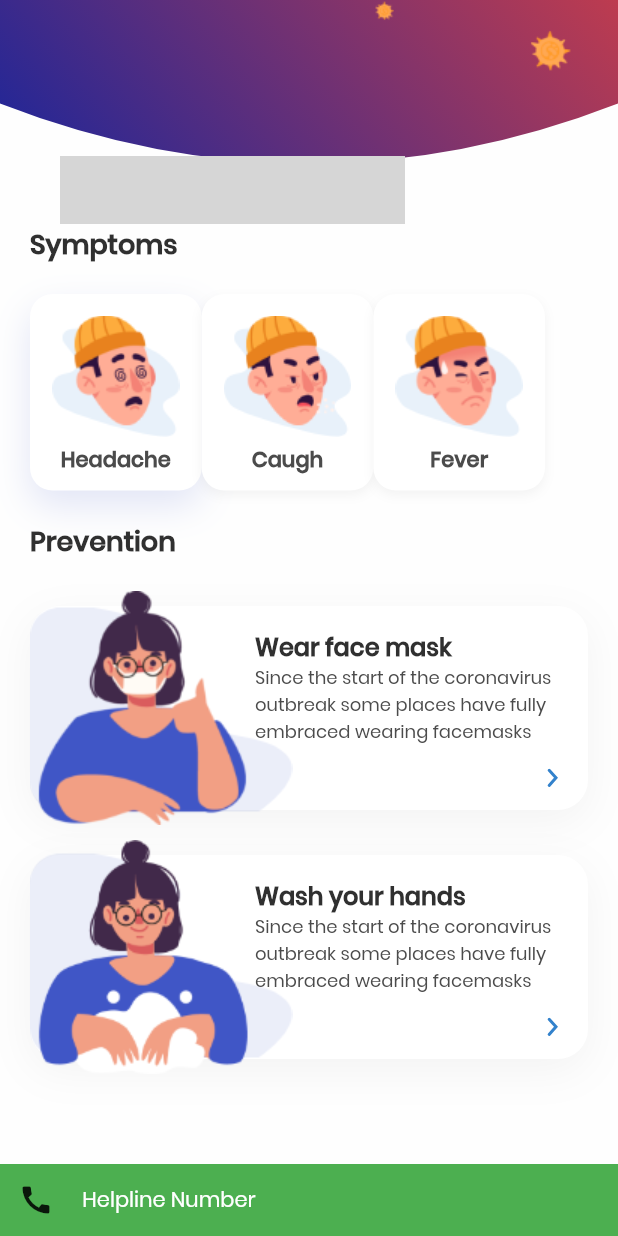
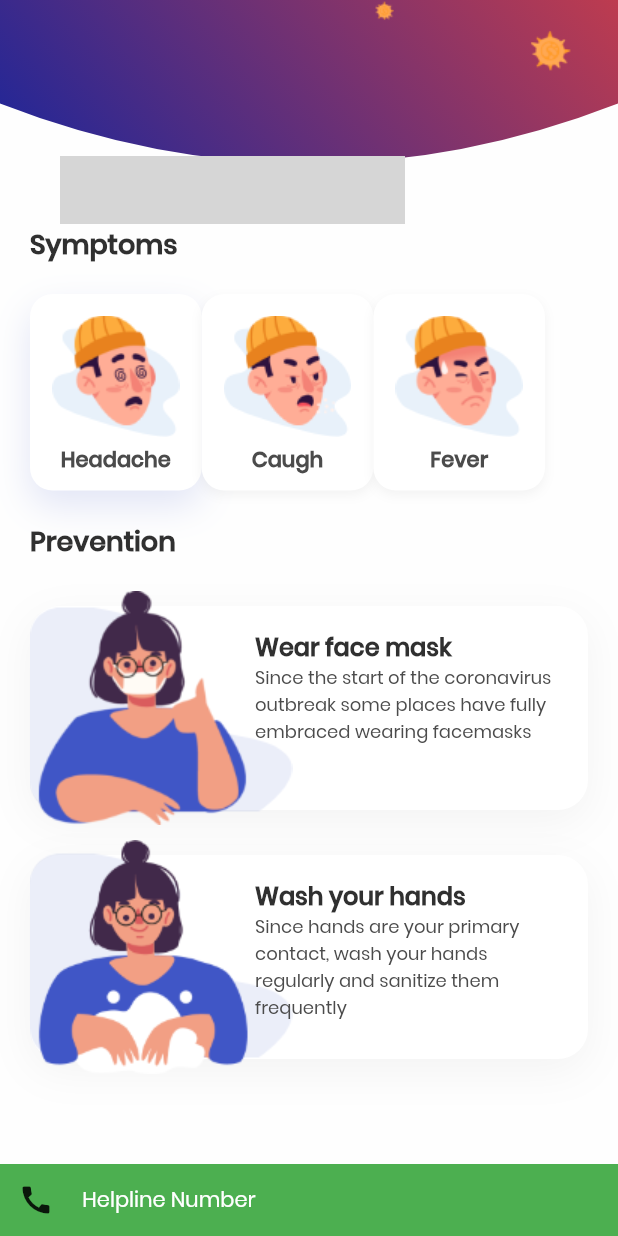
Before and after one commit to ClownMonster/covid19_flutter_app, a Flutter app: the InfoScreen screen opened directly, scrolled down 201 dp, on a phone screen of 412 x 824 dp. Run offline on Flutter 3.47's test engine with Material 2 defaults, Android fonts, the phone set to English and light mode, and no system bars; our stand-ins replace flutter_svg; network calls fail; grey boxes are pictures that could not be loaded.

Commit message:
prevent card text bug fixed

```diff
--- a/lib/InfoScreen.dart
+++ b/lib/InfoScreen.dart
@@ -92,7 +92,7 @@ class _InfoScreenState extends State<InfoScreen> {
                   ),
                   PreventCard(
                     text:
-                        "Since the start of the coronavirus outbreak some places have fully embraced wearing facemasks",
+                        "Since hands are your primary contact, wash your hands regularly and sanitize them frequently",
                     image: "assets/Images/wash_hands.png",
                     title: "Wash your hands",
                   ),
@@ -193,7 +193,6 @@ class PreventCard extends StatelessWidget {
                     ),
                     Align(
                       alignment: Alignment.topRight,
-                      child: SvgPicture.asset("assets/Icons/forward.svg"),
                     ),
                   ],
                 ),
```
Also changed, not shown: 1 other file.
